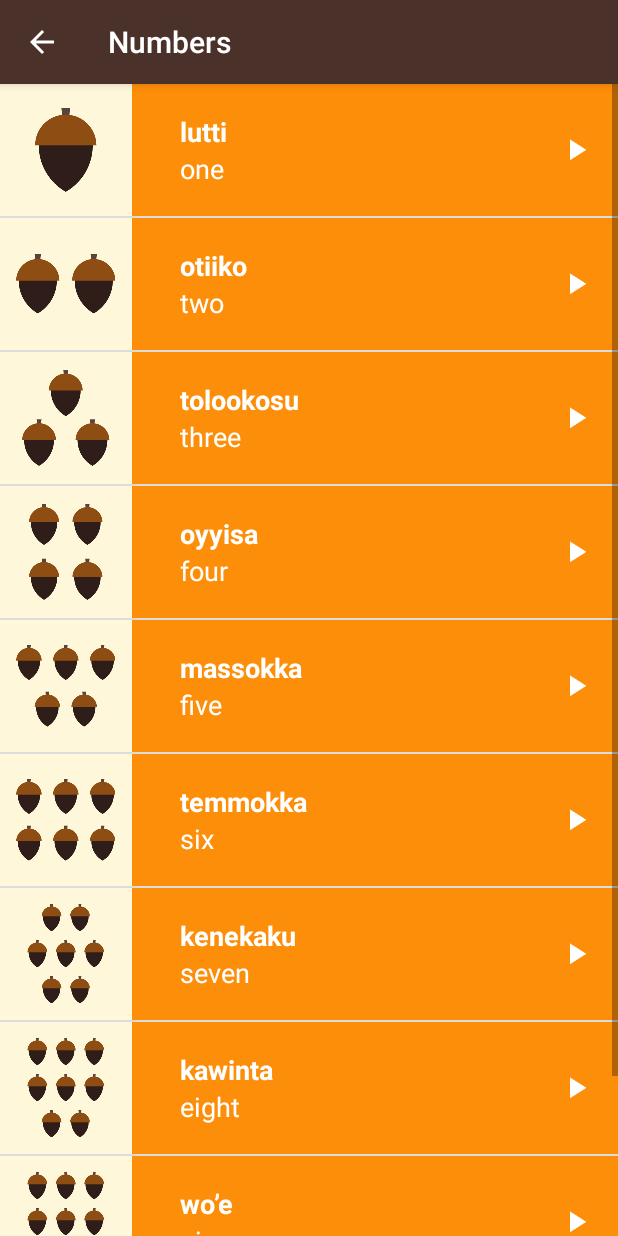
After one commit to andreluiskg/Miwok, an Android app: the NumbersFragment screen opened directly, with no data from a screen before it, on a phone screen of 412 x 824 dp. The commit adds this screen. Run offline under Robolectric (Android 15) with nearby library versions, the phone set to English and light mode, and no system bars.

Commit message:
Aula 5: Uso de Fragments   Passando toda a lógica da NumbersActivity para a NumbersFragment

```diff
--- /dev/null
+++ b/app/src/main/java/com/andre/android/miwok/NumbersFragment.java
@@ -0,0 +1,134 @@
+package com.andre.android.miwok;
+
+
+import android.content.Context;
+import android.media.AudioManager;
+import android.media.MediaPlayer;
+import android.os.Bundle;
+import android.support.v4.app.Fragment;
+import android.view.LayoutInflater;
+import android.view.View;
+import android.view.ViewGroup;
+import android.widget.AdapterView;
+import android.widget.ListView;
+
+import java.util.ArrayList;
+
+/**
+ * A simple {@link Fragment} subclass.
+ */
+public class NumbersFragment extends Fragment {
+
+    private MediaPlayer mMediaPlayer;
+
+    private AudioManager mAudioManager;
+
+    private AudioManager.OnAudioFocusChangeListener mOnAudioFocusChangeListener =
+            new AudioManager.OnAudioFocusChangeListener() {
+                public void onAudioFocusChange(int focusChange) {
+                    if (focusChange == AudioManager.AUDIOFOCUS_LOSS_TRANSIENT ||
+                            focusChange == AudioManager.AUDIOFOCUS_LOSS_TRANSIENT_CAN_DUCK) {
+                        mMediaPlayer.pause();
+                        // sugestao do curso pois seria melhor a reprodução completa da
+                        // pronuncia se for interrompido
+                        mMediaPlayer.seekTo(0);
+                    } else if (focusChange == AudioManager.AUDIOFOCUS_GAIN) {
+                        mMediaPlayer.start();
+                    } else if (focusChange == AudioManager.AUDIOFOCUS_LOSS) {
+                        releaseMediaPlayer();
+                    }
+                }
+
+                ;
+
+            };
+
+    private MediaPlayer.OnCompletionListener mOnCompletionListener =
+            new MediaPlayer.OnCompletionListener() {
+                @Override
+                public void onCompletion(MediaPlayer mp) {
+                    releaseMediaPlayer();
+                }
+            };
+
+    public NumbersFragment() {
+        // Required empty public constructor
+    }
+
+    @Override
+    public void onStop() {
+        super.onStop();
+        releaseMediaPlayer();
+    }
+
+    @Override
+    public View onCreateView(LayoutInflater inflater, ViewGroup container,
+                             Bundle savedInstanceState) {
+        View rootView = inflater.inflate(R.layout.word_list, container, false);
+
+        mAudioManager = (AudioManager) getActivity().getSystemService(Context.AUDIO_SERVICE);
+
+        final ArrayList<Word> words = new ArrayList<Word>();
+        words.add(new Word("one", "lutti", R.drawable.number_one, R.raw.number_one));
+        words.add(new Word("two", "otiiko", R.drawable.number_two, R.raw.number_two));
+        words.add(new Word("three", "tolookosu", R.drawable.number_three, R.raw.number_three));
+        words.add(new Word("four", "oyyisa", R.drawable.number_four, R.raw.number_four));
+        words.add(new Word("five", "massokka", R.drawable.number_five, R.raw.number_five));
+        words.add(new Word("six", "temmokka", R.drawable.number_six, R.raw.number_six));
+        words.add(new Word("seven", "kenekaku", R.drawable.number_seven, R.raw.number_seven));
+        words.add(new Word("eight", "kawinta", R.drawable.number_eight, R.raw.number_eight));
+        words.add(new Word("nine", "wo’e", R.drawable.number_nine, R.raw.number_nine));
+        words.add(new Word("ten", "na’aacha", R.drawable.number_ten, R.raw.number_ten));
+
+        WordAdapter adapter =
+                new WordAdapter(getActivity(), words, R.color.category_numbers);
+
+        ListView listView = (ListView) rootView.findViewById(R.id.list);
+
+        listView.setAdapter(adapter);
+
+        listView.setOnItemClickListener(new AdapterView.OnItemClickListener() {
+            @Override
+            public void onItemClick(AdapterView<?> parent, View view, int position, long id) {
+
+                releaseMediaPlayer();
+
+                int result = mAudioManager.requestAudioFocus(mOnAudioFocusChangeListener,
+                        AudioManager.STREAM_MUSIC,
+                        AudioManager.AUDIOFOCUS_GAIN_TRANSIENT);
+
+                if (result == AudioManager.AUDIOFOCUS_REQUEST_GRANTED) {
+
+                    mMediaPlayer = MediaPlayer.create(getActivity(),
+                            words.get(position).getAudioResourceId());
+
+                    mMediaPlayer.start();
+
+                    mMediaPlayer.setOnCompletionListener(mOnCompletionListener);
+                }
+            }
+
+        });
+
+        return rootView;
+    }
+
+    /**
+     * Clean up the media player by releasing its resources.
+     */
+    private void releaseMediaPlayer() {
+        // If the media player is not null, then it may be currently playing a sound.
+        if (mMediaPlayer != null) {
+            // Regardless of the current state of the media player, release its resources
+            // because we no longer need it.
+            mMediaPlayer.release();
+
+            // Set the media player back to null. For our code, we've decided that
+            // setting the media player to null is an easy way to tell that the media player
+            // is not configured to play an audio file at the moment.
+            mMediaPlayer = null;
+
+            mAudioManager.abandonAudioFocus(mOnAudioFocusChangeListener);
+        }
+    }
+}
--- /dev/null
+++ b/app/src/main/res/layout/activity_category.xml
@@ -0,0 +1,8 @@
+<?xml version="1.0" encoding="utf-8"?>
+<LinearLayout xmlns:android="http://schemas.android.com/apk/res/android"
+    android:id="@+id/container"
+    android:layout_width="match_parent"
+    android:layout_height="match_parent"
+    android:orientation="vertical">
+
+</LinearLayout>
```
Also changed, not shown: app/src/main/java/com/andre/android/miwok/NumbersActivity.java (+4 -110 lines).
